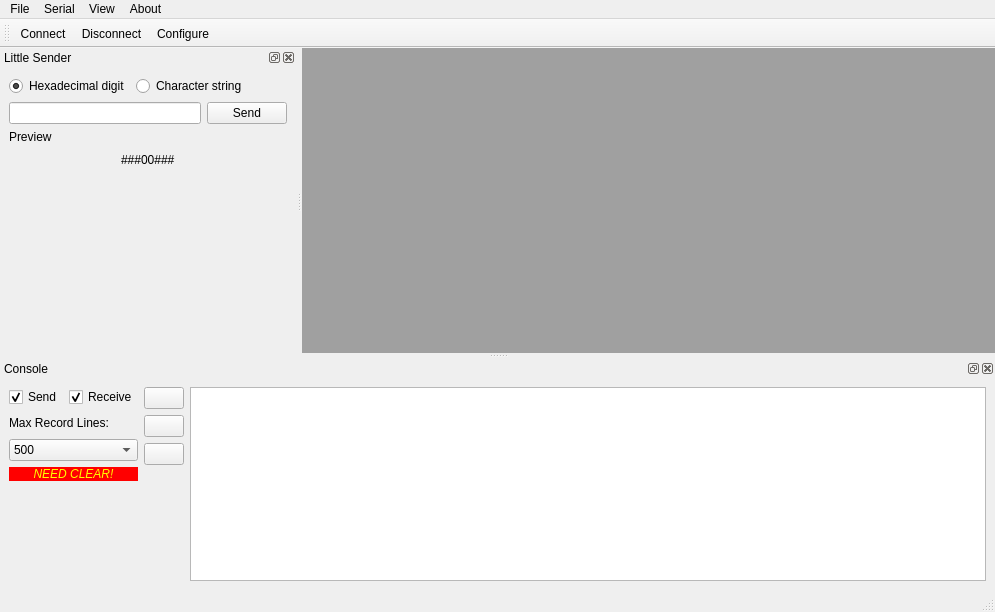
Old version of the form mainwindow.ui in the repository hfansion/RobotCommander.
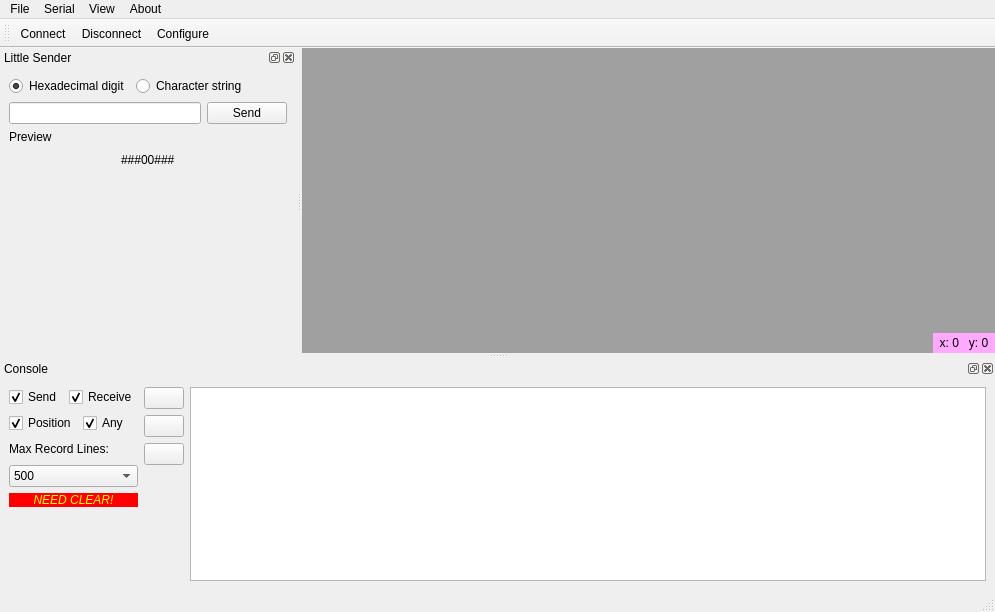
New version of the form. Icons and pictures are not drawn. Custom widgets are drawn as their Qt base class.

Patch:
```diff
--- a/mainwindow.ui
+++ b/mainwindow.ui
@@ -23,19 +23,74 @@
    </property>
    <layout class="QGridLayout" name="gridLayout">
     <property name="leftMargin">
-     <number>5</number>
+     <number>0</number>
     </property>
     <property name="topMargin">
-     <number>5</number>
+     <number>0</number>
     </property>
     <property name="rightMargin">
-     <number>5</number>
+     <number>0</number>
     </property>
     <property name="bottomMargin">
-     <number>5</number>
+     <number>0</number>
     </property>
     <item row="0" column="0">
-     <widget class="MapWidget" name="imageWidget" native="true"/>
+     <widget class="MapWidget" name="imageWidget" native="true">
+      <layout class="QVBoxLayout" name="verticalLayout_4">
+       <property name="leftMargin">
+        <number>0</number>
+       </property>
+       <property name="topMargin">
+        <number>0</number>
+       </property>
+       <property name="rightMargin">
+        <number>0</number>
+       </property>
+       <property name="bottomMargin">
+        <number>0</number>
+       </property>
+       <item>
+        <spacer name="verticalSpacer_4">
+         <property name="orientation">
+          <enum>Qt::Vertical</enum>
+         </property>
+         <property name="sizeHint" stdset="0">
+          <size>
+           <width>20</width>
+           <height>266</height>
+          </size>
+         </property>
+        </spacer>
+       </item>
+       <item>
+        <layout class="QHBoxLayout" name="horizontalLayout_8">
+         <item>
+          <spacer name="horizontalSpacer_7">
+           <property name="orientation">
+            <enum>Qt::Horizontal</enum>
+           </property>
+           <property name="sizeHint" stdset="0">
+            <size>
+             <width>40</width>
+             <height>20</height>
+            </size>
+           </property>
+          </spacer>
+         </item>
+         <item>
+          <widget class="QLabel" name="label_position">
+           <property name="styleSheet">
+            <string notr="true">background-color:rgb(255, 170, 255)</string>
+           </property>
+           <property name="text">
+            <string>  x: 0   y: 0  </string>
+           </property>
+          </widget>
+         </item>
+        </layout>
+       </item>
+      </layout>
+     </widget>
     </item>
    </layout>
   </widget>
@@ -295,6 +350,43 @@
          </item>
         </layout>
        </item>
+       <item>
+        <layout class="QHBoxLayout" name="horizontalLayout_7">
+         <item>
+          <widget class="QCheckBox" name="checkBox_CS_position">
+           <property name="text">
+            <string>Position</string>
+           </property>
+           <property name="checked">
+            <bool>true</bool>
+           </property>
+          </widget>
+         </item>
+         <item>
+          <widget class="QCheckBox" name="checkBox_CS_any">
+           <property name="text">
+            <string>Any</string>
+           </property>
+           <property name="checked">
+            <bool>true</bool>
+           </property>
+          </widget>
+         </item>
+         <item>
+          <spacer name="horizontalSpacer_5">
+           <property name="orientation">
+            <enum>Qt::Horizontal</enum>
+           </property>
+           <property name="sizeHint" stdset="0">
+            <size>
+             <width>40</width>
+             <height>20</height>
+            </size>
+           </property>
+          </spacer>
+         </item>
+        </layout>
+       </item>
        <item>
         <layout class="QHBoxLayout" name="horizontalLayout_5">
          <item>
```
